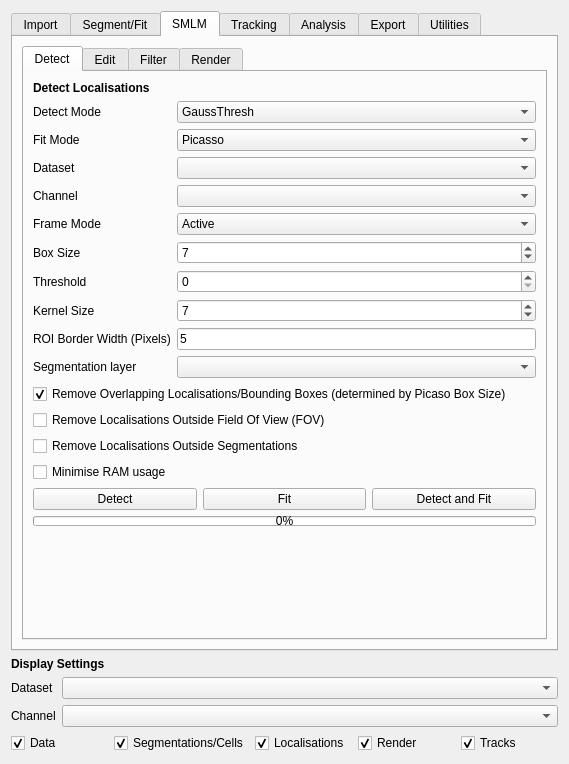
Above: src/moltrack/GUI/widget_ui.ui from piedrro/napari-moltrack before the change. Below: the same form after it.
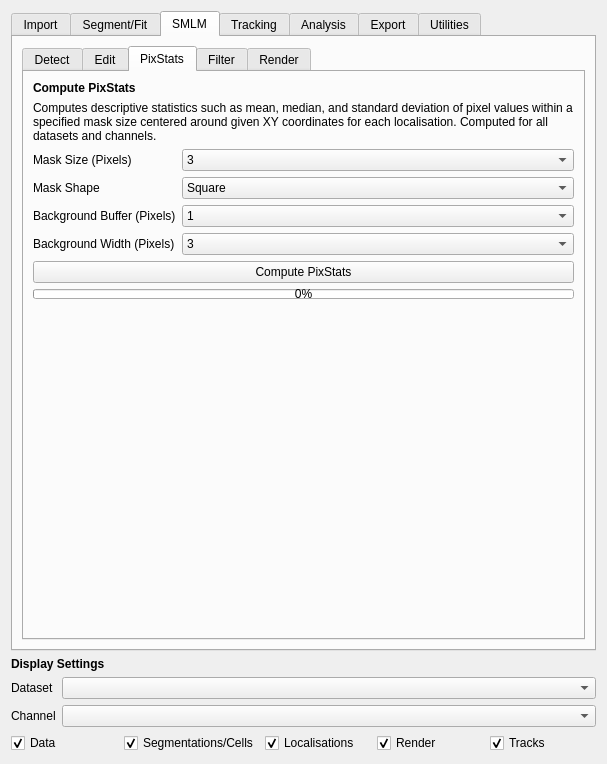
That is the form after the change. The open tabs and pages were chosen to show the change.

Commit message: added pixstats methods, deprecated pixmaping

The edit to the form file:
```diff
--- a/src/moltrack/GUI/widget_ui.ui
+++ b/src/moltrack/GUI/widget_ui.ui
@@ -6,7 +6,7 @@
    <rect>
     <x>0</x>
     <y>0</y>
-    <width>569</width>
+    <width>607</width>
     <height>764</height>
    </rect>
   </property>
@@ -2172,6 +2172,228 @@
            </item>
           </layout>
          </widget>
+         <widget class="QWidget" name="tab_27">
+          <attribute name="title">
+           <string>PixStats</string>
+          </attribute>
+          <layout class="QVBoxLayout" name="verticalLayout_24">
+           <item>
+            <widget class="QLabel" name="label_139">
+             <property name="font">
+              <font>
+               <weight>75</weight>
+               <bold>true</bold>
+              </font>
+             </property>
+             <property name="text">
+              <string>Compute PixStats</string>
+             </property>
+            </widget>
+           </item>
+           <item>
+            <widget class="QLabel" name="label_138">
+             <property name="text">
+              <string>Computes descriptive statistics such as mean, median, and standard deviation of pixel values within a specified mask size centered around given XY coordinates for each localisation. Computed for all datasets and channels.</string>
+             </property>
+             <property name="wordWrap">
+              <bool>true</bool>
+             </property>
+            </widget>
+           </item>
+           <item>
+            <layout class="QFormLayout" name="formLayout_17">
+             <item row="0" column="0">
+              <widget class="QLabel" name="label_142">
+               <property name="text">
+                <string>Mask Size (Pixels)</string>
+               </property>
+              </widget>
+             </item>
+             <item row="0" column="1">
+              <widget class="QComboBox" name="locs_pixstats_spot_size">
+               <property name="currentIndex">
+                <number>0</number>
+               </property>
+               <item>
+                <property name="text">
+                 <string>3</string>
+                </property>
+               </item>
+               <item>
+                <property name="text">
+                 <string>4</string>
+                </property>
+               </item>
+               <item>
+                <property name="text">
+                 <string>5</string>
+                </property>
+               </item>
+               <item>
+                <property name="text">
+                 <string>6</string>
+                </property>
+               </item>
+               <item>
+                <property name="text">
+                 <string>7</string>
+                </property>
+               </item>
+               <item>
+                <property name="text">
+                 <string>8</string>
+                </property>
+               </item>
+               <item>
+                <property name="text">
+                 <string>9</string>
+                </property>
+               </item>
+               <item>
+                <property name="text">
+                 <string>10</string>
+                </property>
+               </item>
+              </widget>
+             </item>
+             <item row="1" column="0">
+              <widget class="QLabel" name="label_143">
+               <property name="text">
+                <string>Mask Shape</string>
+               </property>
+              </widget>
+             </item>
+             <item row="1" column="1">
+              <widget class="QComboBox" name="locs_pixstats_spot_shape">
+               <item>
+                <property name="text">
+                 <string>Square</string>
+                </property>
+               </item>
+               <item>
+                <property name="text">
+                 <string>Circle</string>
+                </property>
+               </item>
+              </widget>
+             </item>
+             <item row="2" column="0">
+              <widget class="QLabel" name="label_144">
+               <property name="text">
+                <string>Background Buffer (Pixels)</string>
+               </property>
+              </widget>
+             </item>
+             <item row="2" column="1">
+              <widget class="QComboBox" name="locs_pixstats_bg_buffer">
+               <property name="currentIndex">
+                <number>1</number>
+               </property>
+               <item>
+                <property name="text">
+                 <string>0</string>
+                </property>
+               </item>
+               <item>
+                <property name="text">
+                 <string>1</string>
+                </property>
+               </item>
+               <item>
+                <property name="text">
+                 <string>2</string>
+                </property>
+               </item>
+               <item>
+                <property name="text">
+                 <string>3</string>
+                </property>
+               </item>
+               <item>
+                <property name="text">
+                 <string>4</string>
+                </property>
+               </item>
+               <item>
+                <property name="text">
+                 <string>5</string>
+                </property>
+               </item>
+              </widget>
+             </item>
+             <item row="3" column="0">
+              <widget class="QLabel" name="label_145">
+               <property name="text">
+                <string>Background Width (Pixels)</string>
+               </property>
+              </widget>
+             </item>
+             <item row="3" column="1">
+              <widget class="QComboBox" name="locs_pixstats_bg_width">
+               <property name="currentIndex">
+                <number>2</number>
+               </property>
+               <item>
+                <property name="text">
+                 <string>1</string>
+                </property>
+               </item>
+               <item>
+                <property name="text">
+                 <string>2</string>
+                </property>
+               </item>
+               <item>
+                <property name="text">
+                 <string>3</string>
+                </property>
+               </item>
+               <item>
+                <property name="text">
+                 <string>5</string>
+                </property>
+               </item>
+               <item>
+                <property name="text">
+                 <string>10</string>
+                </property>
+               </item>
+              </widget>
+             </item>
+            </layout>
+           </item>
+           <item>
+            <widget class="QPushButton" name="locs_pixstats_compute">
+             <property name="text">
+              <string>Compute PixStats</string>
+             </property>
+            </widget>
+           </item>
+           <item>
+            <widget class="QProgressBar" name="locs_pixstats_progressbar">
+             <property name="maximumSize">
+              <size>
+               <width>16777215</width>
+               <height>10</height>
+              </size>
+             </property>
+             <property name="value">
+              <number>0</number>
+             </property>
+            </widget>
+           </item>
+           <item>
+            <widget class="QWidget" name="locs_pixstats_graph_container" native="true">
+             <property name="sizePolicy">
+              <sizepolicy hsizetype="Expanding" vsizetype="Expanding">
+               <horstretch>0</horstretch>
+               <verstretch>0</verstretch>
+              </sizepolicy>
+             </property>
+            </widget>
+           </item>
+          </layout>
+         </widget>
          <widget class="QWidget" name="tab_23">
           <attribute name="title">
            <string>Filter</string>
```
Left out of the diff: 91 changed lines with no effect on the pictures. The commit also changes 7 other files.
